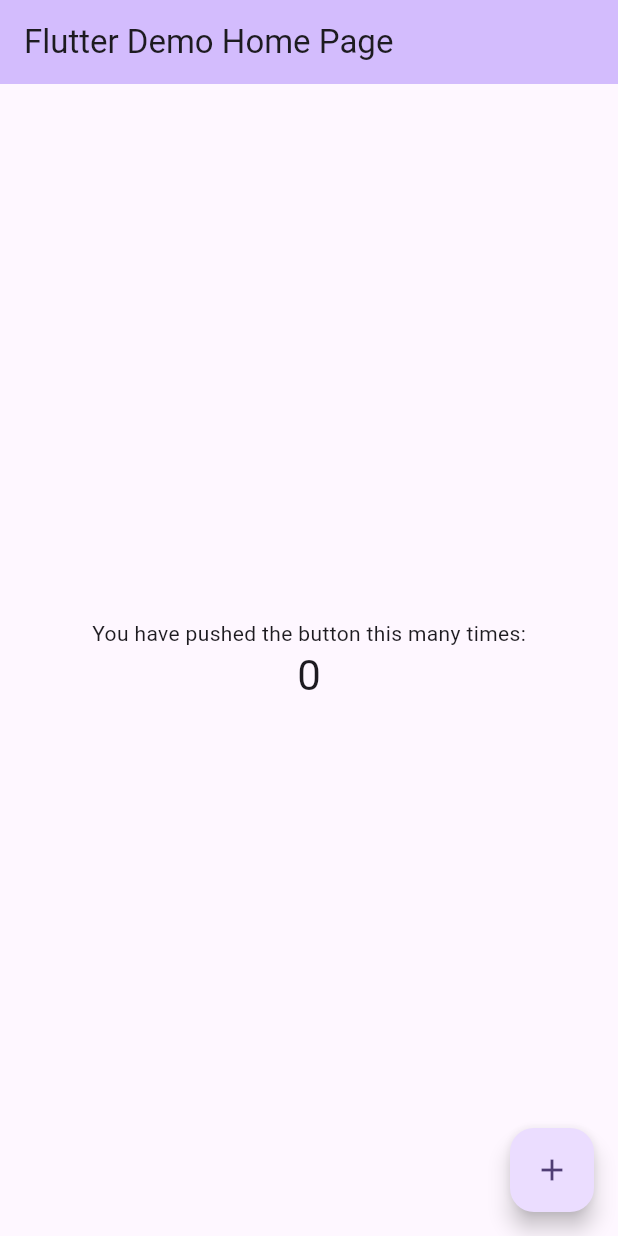
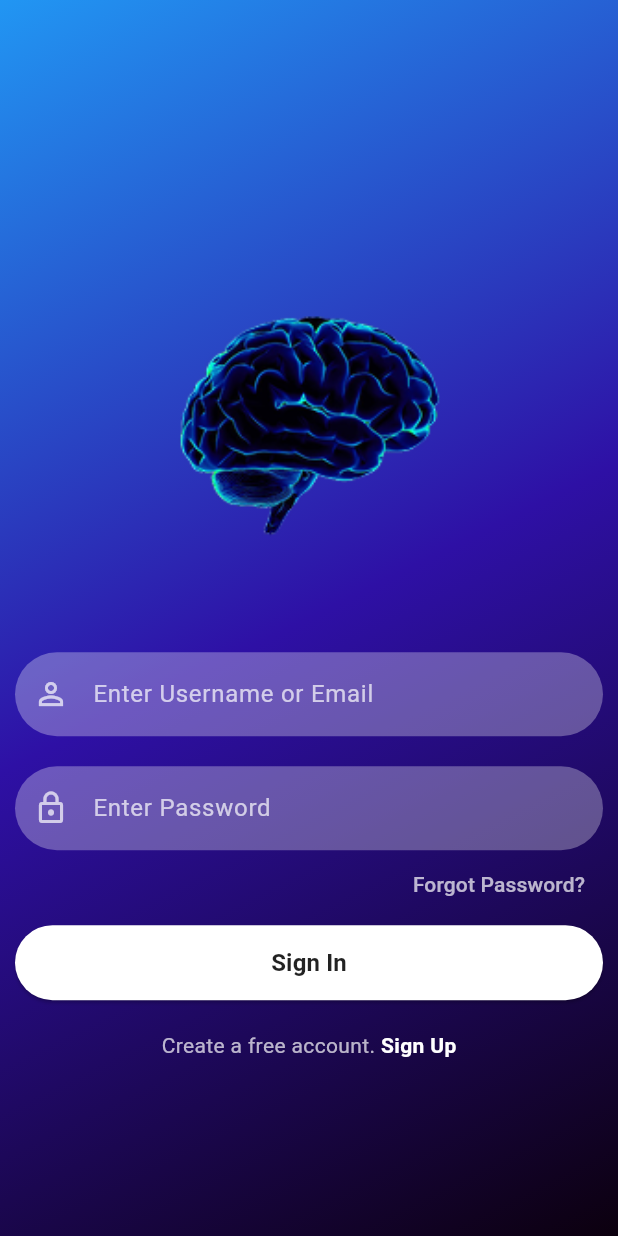
Before and after one commit to xjessxx/wave_flight_app, a Flutter app: the screen it shows after launch, on a phone screen of 412 x 824 dp. Run offline on Flutter 3.47's test engine with Material 3 defaults, Android fonts, the phone set to English and light mode, and no system bars; our stand-ins replace firebase_auth, firebase_core; accounts and stored records are empty.

Commit message:
google auth and signin

```diff
--- a/analysis_options.yaml
+++ b/analysis_options.yaml
@@ -7,6 +7,9 @@
 
 # The following line activates a set of recommended lints for Flutter apps,
 # packages, and plugins designed to encourage good coding practices.
+analyzer:
+  errors:
+    use_build_context_synchronously: ignore
 include: package:flutter_lints/flutter.yaml
 
 linter:
--- a/lib/main.dart
+++ b/lib/main.dart
@@ -1,6 +1,10 @@
+import 'package:firebase_core/firebase_core.dart';
 import 'package:flutter/material.dart';
+import 'screens/signin_screen.dart';
 
-void main() {
+void main() async {
+  WidgetsFlutterBinding.ensureInitialized();
+  await Firebase.initializeApp();
   runApp(const MyApp());
 }
 
@@ -31,95 +35,7 @@ class MyApp extends StatelessWidget {
         colorScheme: ColorScheme.fromSeed(seedColor: Colors.deepPurple),
         useMaterial3: true,
       ),
-      home: const MyHomePage(title: 'Flutter Demo Home Page'),
+      home: const SigninScreen(),
     );
   }
 }
-
-class MyHomePage extends StatefulWidget {
-  const MyHomePage({super.key, required this.title});
-
-  // This widget is the home page of your application. It is stateful, meaning
-  // that it has a State object (defined below) that contains fields that affect
-  // how it looks.
-
-  // This class is the configuration for the state. It holds the values (in this
-  // case the title) provided by the parent (in this case the App widget) and
-  // used by the build method of the State. Fields in a Widget subclass are
-  // always marked "final".
-
-  final String title;
-
-  @override
-  State<MyHomePage> createState() => _MyHomePageState();
-}
-
-class _MyHomePageState extends State<MyHomePage> {
-  int _counter = 0;
-
-  void _incrementCounter() {
-    setState(() {
-      // This call to setState tells the Flutter framework that something has
-      // changed in this State, which causes it to rerun the build method below
-      // so that the display can reflect the updated values. If we changed
-      // _counter without calling setState(), then the build method would not be
-      // called again, and so nothing would appear to happen.
-      _counter++;
-    });
-  }
-
-  @override
-  Widget build(BuildContext context) {
-    // This method is rerun every time setState is called, for instance as done
-    // by the _incrementCounter method above.
-    //
-    // The Flutter framework has been optimized to make rerunning build methods
-    // fast, so that you can just rebuild anything that needs updating rather
-    // than having to individually change instances of widgets.
-    return Scaffold(
-      appBar: AppBar(
-        // TRY THIS: Try changing the color here to a specific color (to
-        // Colors.amber, perhaps?) and trigger a hot reload to see the AppBar
-        // change color while the other colors stay the same.
-        backgroundColor: Theme.of(context).colorScheme.inversePrimary,
-        // Here we take the value from the MyHomePage object that was created by
-        // the App.build method, and use it to set our appbar title.
-        title: Text(widget.title),
-      ),
-      body: Center(
-        // Center is a layout widget. It takes a single child and positions it
-        // in the middle of the parent.
-        child: Column(
-          // Column is also a layout widget. It takes a list of children and
-          // arranges them vertically. By default, it sizes itself to fit its
-          // children horizontally, and tries to be as tall as its parent.
-          //
-          // Column has various properties to control how it sizes itself and
-          // how it positions its children. Here we use mainAxisAlignment to
-          // center the children vertically; the main axis here is the vertical
-          // axis because Columns are vertical (the cross axis would be
-          // horizontal).
-          //
-          // TRY THIS: Invoke "debug painting" (choose the "Toggle Debug Paint"
-          // action in the IDE, or press "p" in the console), to see the
-          // wireframe for each widget.
-          mainAxisAlignment: MainAxisAlignment.center,
-          children: <Widget>[
-            const Text(
-              'You have pushed the button this many times:',
-            ),
-            Text(
-              '$_counter',
-              style: Theme.of(context).textTheme.headlineMedium,
-            ),
-          ],
-        ),
-      ),
-      floatingActionButton: FloatingActionButton(
-        onPressed: _incrementCounter,
-        tooltip: 'Increment',
-        child: const Icon(Icons.add),
-      ), // This trailing comma makes auto-formatting nicer for build methods.
-    );
-  }
-}
--- /dev/null
+++ b/lib/reusable_widgets/reusable_widget.dart
@@ -0,0 +1,72 @@
+import 'package:flutter/material.dart';
+
+Image logoWidget(String imageName) {
+  return Image.asset(
+    imageName,
+    fit: BoxFit.fitWidth,
+    width: 240,
+    height: 240,
+  );
+}
+
+TextField reusableTextField(String text, IconData icon, bool isPasswordType,
+    TextEditingController controller,
+    {TextInputAction textInputAction = TextInputAction.next, // Default action
+    Function(String)? onSubmitted,
+    Key? givenKey}) {
+  return TextField(
+    controller: controller,
+    obscureText: isPasswordType,
+    enableSuggestions: !isPasswordType,
+    autocorrect: !isPasswordType,
+    cursorColor: Colors.white,
+    textInputAction: textInputAction, // Ensures "Enter" behavior is set
+    onSubmitted: onSubmitted, // This should be passed correctly
+    style: const TextStyle(color: Colors.white),
+    decoration: InputDecoration(
+      prefixIcon: Icon(icon, color: Colors.white70),
+      labelText: text,
+      labelStyle: const TextStyle(color: Colors.white70),
+      filled: true,
+      floatingLabelBehavior: FloatingLabelBehavior.never,
+      fillColor: Colors.white.withValues(alpha: 0.3),
+      border: OutlineInputBorder(
+          borderRadius: BorderRadius.circular(30.0),
+          borderSide: const BorderSide(width: 0, style: BorderStyle.none)),
+    ),
+    keyboardType: isPasswordType
+        ? TextInputType.visiblePassword
+        : TextInputType.emailAddress,
+    key: givenKey,
+  );
+}
+
+Container firebaseUIButton(BuildContext context, String title, Function onTap,
+    {Key? givenKey}) {
+  return Container(
+    width: MediaQuery.of(context).size.width,
+    height: 50,
+    margin: const EdgeInsets.fromLTRB(0, 10, 0, 20),
+    decoration: BoxDecoration(borderRadius: BorderRadius.circular(90)),
+    key: givenKey,
+    child: ElevatedButton(
+      onPressed: () {
+        onTap();
+      },
+      style: ButtonStyle(
+          backgroundColor: WidgetStateProperty.resolveWith((states) {
+            if (states.contains(WidgetState.pressed)) {
+              return Colors.black26;
+            }
+            return Colors.white;
+          }),
+          shape: WidgetStateProperty.all<RoundedRectangleBorder>(
+              RoundedRectangleBorder(borderRadius: BorderRadius.circular(30)))),
+      child: Text(
+        title,
+        style: const TextStyle(
+            color: Colors.black87, fontWeight: FontWeight.bold, fontSize: 16),
+      ),
+    ),
+  );
+}
--- /dev/null
+++ b/lib/screens/signin_screen.dart
@@ -0,0 +1,153 @@
+// ignore_for_file: avoid_print
+
+import 'package:flutter/material.dart';
+import 'package:firebase_auth/firebase_auth.dart';
+import 'package:wave_flight_app/screens/home_screen.dart';
+import 'package:wave_flight_app/screens/signup_screen.dart';
+import '/reusable_widgets/reusable_widget.dart';
+import 'package:wave_flight_app/screens/reset_password.dart';
+
+class SigninScreen extends StatefulWidget {
+  const SigninScreen({super.key});
+
+  @override
+  State<SigninScreen> createState() => SigninScreenState();
+}
+
+class SigninScreenState extends State<SigninScreen> {
+  final TextEditingController _passwordTextController = TextEditingController();
+  final TextEditingController _emailTextController = TextEditingController();
+  // Signin function
+  void _signIn() {
+    // Check if the fields are empty
+    if (_emailTextController.text.isEmpty ||
+        _passwordTextController.text.isEmpty) {
+      // Show a Snackbar with a message if the fields are empty
+      ScaffoldMessenger.of(context).showSnackBar(
+        const SnackBar(
+          content:
+              Text('Fields cannot be left blank. New to UPick? Sign up below!'),
+          duration: Duration(seconds: 2),
+        ),
+      );
+      return; // Exit the function early
+    }
+
+    // Sign the user in
+    FirebaseAuth.instance
+        .signInWithEmailAndPassword(
+            email: _emailTextController.text,
+            password: _passwordTextController.text)
+        .then((value) {
+      Navigator.push(
+          context, MaterialPageRoute(builder: (context) => HomeScreen()));
+    }).onError((error, stackTrace) {
+      // If credentials are invalid, notify the user
+      ScaffoldMessenger.of(context).showSnackBar(
+        SnackBar(
+          content: Text('Please enter a valid username or email and password'),
+          duration: const Duration(seconds: 2),
+        ),
+      );
+      print(
+          "Error ${error.toString()}"); // Optional: log the error for debugging
+    });
+  }
+
+  @override
+  Widget build(BuildContext context) {
+    return Scaffold(
+        body: SizedBox.expand(
+      child: Container(
+        decoration: BoxDecoration(
+          gradient: LinearGradient(
+            colors: [
+              Colors.blue,
+              const Color.fromARGB(255, 46, 16, 165),
+              const Color.fromARGB(255, 12, 0, 14),
+            ],
+            begin: Alignment.topLeft,
+            end: Alignment.bottomRight,
+          ),
+        ),
+        child: SingleChildScrollView(
+          child: Padding(
+            padding: EdgeInsets.fromLTRB(
+                10, MediaQuery.of(context).size.height * 0.2, 10, 0),
+            child: Column(
+              children: <Widget>[
+                logoWidget("assets/images/brain_logo.png"),
+                const SizedBox(
+                  height: 30,
+                ),
+                reusableTextField("Enter Username or Email",
+                    Icons.person_outline, false, _emailTextController,
+                    givenKey: Key("Email Input")),
+                const SizedBox(
+                  height: 20,
+                ),
+                reusableTextField(
+                  "Enter Password",
+                  Icons.lock_outline,
+                  true,
+                  _passwordTextController,
+                  givenKey: Key("Password Input"),
+                  textInputAction: TextInputAction.done,
+                  onSubmitted: (_) => _signIn(),
+                ),
+                const SizedBox(
+                  height: 5,
+                ),
+                forgetPassword(context),
+                firebaseUIButton(
+                  givenKey: Key("Login Submit"),
+                  context,
+                  "Sign In",
+                  _signIn,
+                ),
+                signUpOption()
+              ],
+            ),
+          ),
+        ),
+      ),
+    ));
+  }
+
+  Row signUpOption() {
+    return Row(
+      mainAxisAlignment: MainAxisAlignment.center,
+      children: [
+        const Text("Create a free account.",
+            style: TextStyle(color: Colors.white70)),
+        GestureDetector(
+          onTap: () {
+            Navigator.push(
+                context, MaterialPageRoute(builder: (context) => SignUpPage()));
+          },
+          child: const Text(
+            " Sign Up",
+            style: TextStyle(color: Colors.white, fontWeight: FontWeight.bold),
+          ),
+        )
+      ],
+    );
+  }
+
+  Widget forgetPassword(BuildContext context) {
+    return Container(
+      width: MediaQuery.of(context).size.width,
+      height: 35,
+      alignment: Alignment.bottomRight,
+      child: TextButton(
+        child: const Text(
+          "Forgot Password?",
+          style: TextStyle(color: Colors.white70),
+          textAlign: TextAlign.right,
+        ),
+        onPressed: () => Navigator.push(
+            context, MaterialPageRoute(builder: (context) => ResetPassword())),
+      ),
+    );
+  }
+}
```
Also changed, not shown: lib/screens/home_screen.dart (added, +27 -0 lines), lib/screens/reset_password.dart (added, +60 -0 lines), lib/screens/signup_screen.dart (added, +106 -0 lines), pubspec.yaml (+6 -2 lines), assets/images/brain_logo.png (added), pubspec.lock, 7 other files.
